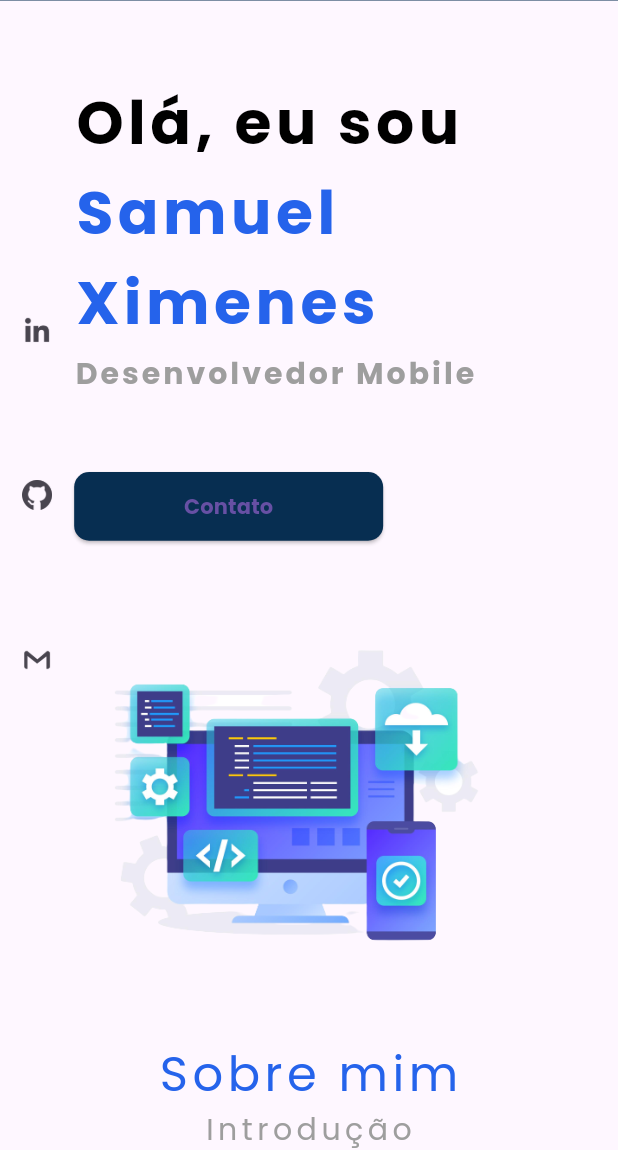
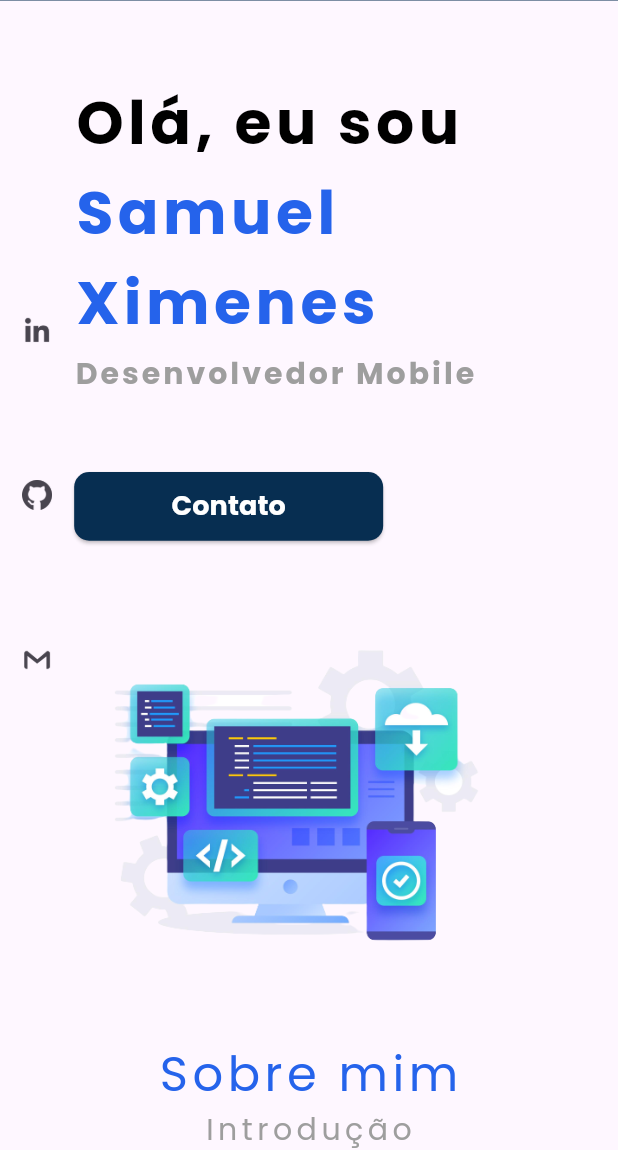
Before and after one commit to SamuelXimenes27/myPortfolio, a Flutter app: the screen it shows after launch, on a phone screen of 412 x 824 dp, the part 86-1236 px from its top. Run offline on Flutter 3.47's test engine with Material 3 defaults, Android fonts, the phone set to English and light mode, and no system bars; our stand-ins replace google_fonts, percent_indicator.

Commit message:
Fixed responsivity on elevated button widget and appbar title

```diff
--- a/lib/app/modules/about/second_layer.dart
+++ b/lib/app/modules/about/second_layer.dart
@@ -66,9 +66,6 @@ class _SecondLayerState extends State<SecondLayer> {
                         ),
                         Padding(
                           padding: EdgeInsets.only(top: _size.height / 50),
-                          child: SizedBox(
-                            width: _size.width / 10,
-                            height: _size.height / 14,
                           child: CustomElevatedButton(
                             onPressed: () {
                               launchUrl(
@@ -78,7 +75,6 @@ class _SecondLayerState extends State<SecondLayer> {
                             },
                             textButton: StringConst.secondLayerResume,
                             borderRadiusValue: 10,
-                            ),
                           ),
                         ),
                       ],
@@ -129,9 +125,6 @@ class _SecondLayerState extends State<SecondLayer> {
                             ),
                             Padding(
                               padding: EdgeInsets.only(top: _size.height / 50),
-                              child: SizedBox(
-                                width: _size.width / 2,
-                                height: _size.height / 14,
                               child: CustomElevatedButton(
                                 onPressed: () {
                                   launchUrl(
@@ -141,7 +134,6 @@ class _SecondLayerState extends State<SecondLayer> {
                                 },
                                 textButton: StringConst.secondLayerResume,
                                 borderRadiusValue: 10.0,
-                                ),
                               ),
                             ),
                           ],
--- a/lib/app/modules/home/first_layer.dart
+++ b/lib/app/modules/home/first_layer.dart
@@ -116,16 +116,12 @@ class _FirstLayerState extends State<FirstLayer> {
                               ),
                               Align(
                                 alignment: Alignment.centerLeft,
-                                child: SizedBox(
-                                  width: _size.width / 10,
-                                  height: _size.height / 14,
                                 child: CustomElevatedButton(
                                   onPressed: () {
                                     launchUrl(Uri.parse(
                                         'mailto:samuelximenes27@gmail.com'));
                                   },
                                   textButton: StringConst.contact,
-                                  ),
                                 ),
                               ),
                             ],
--- a/lib/app/shared/widgets/app_bar/appbar.dart
+++ b/lib/app/shared/widgets/app_bar/appbar.dart
@@ -48,6 +48,8 @@ class _CustomAppBarState extends State<CustomAppBar> {
             children: [
               InkWell(
                 onTap: widget.onTapHome,
+                child: Padding(
+                  padding: const EdgeInsets.only(bottom: 5),
                   child: Text(
                     'Samuel Ximenes',
                     style: GoogleFonts.poppins(
@@ -55,6 +57,7 @@ class _CustomAppBarState extends State<CustomAppBar> {
                       fontSize: 20,
                       fontWeight: FontWeight.w400,
                       letterSpacing: 3,
+                    ),
                   ),
                 ),
               ),
--- a/lib/app/shared/widgets/buttons/elevated_button.dart
+++ b/lib/app/shared/widgets/buttons/elevated_button.dart
@@ -26,22 +26,23 @@ class _CustomElevatedButtonState extends State<CustomElevatedButton> {
     return LayoutBuilder(builder: (context, constraints) {
       return ElevatedButton(
         onPressed: widget.onPressed,
-        child: FittedBox(
-          fit: BoxFit.scaleDown,
-          child: Text(
-            widget.textButton!,
-            style: GoogleFonts.poppins(
-              fontSize: widget.fontSizeButton,
-              fontWeight: FontWeight.bold,
-            ),
-          ),
-        ),
         style: ElevatedButton.styleFrom(
           shape: RoundedRectangleBorder(
             borderRadius: BorderRadius.circular(widget.borderRadiusValue),
           ),
           backgroundColor: ColorsConst.primary1,
         ),
+        child: FittedBox(
+          fit: BoxFit.scaleDown,
+          child: Text(
+            widget.textButton!,
+            style: GoogleFonts.poppins(
+              fontSize: 18,
+              fontWeight: FontWeight.bold,
+              color: Colors.white,
+            ),
+          ),
+        ),
       );
     });
   }
--- a/lib/app/shared/widgets/percents/linear_percent_title.dart
+++ b/lib/app/shared/widgets/percents/linear_percent_title.dart
@@ -48,7 +48,7 @@ class _LinearPercentWithIconState extends State<LinearPercentWithIcon> {
                 ),
               ),
               Expanded(
-                flex: 1,
+                flex: 2,
                 child: Text(widget.percentString),
               ),
             ],
--- a/pubspec.yaml
+++ b/pubspec.yaml
@@ -16,17 +16,17 @@ dependencies:
   cupertino_icons: ^1.0.2
   dual_screen: ^1.0.3
   adaptive_breakpoints: ^0.1.4
-  package_info_plus: ^1.4.3+1
+  package_info_plus: ^5.0.1
   url_launcher: ^6.1.5
   shared_preferences: ^2.0.15
-  google_fonts: ^3.0.1
+  google_fonts: ^6.1.0
   percent_indicator: ^4.2.2
 
 dev_dependencies:
   flutter_test:
     sdk: flutter
 
-  flutter_lints: ^1.0.0
+  flutter_lints: ^3.0.1
 
 flutter:
 
```
Also changed, not shown: pubspec.lock. Lines whose indentation alone changed are shown as unchanged.
